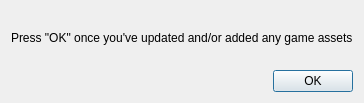
Old version of the form RetroEDv2/tools/sceneproperties/confirmgamelink.ui in the repository RSDKModding/RetroED.
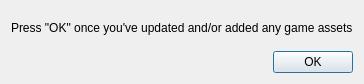
New version of the form.

```diff
--- a/RetroEDv2/tools/sceneproperties/confirmgamelink.ui
+++ b/RetroEDv2/tools/sceneproperties/confirmgamelink.ui
@@ -6,8 +6,8 @@
    <rect>
     <x>0</x>
     <y>0</y>
-    <width>347</width>
-    <height>103</height>
+    <width>352</width>
+    <height>84</height>
    </rect>
   </property>
   <property name="windowTitle">
```
